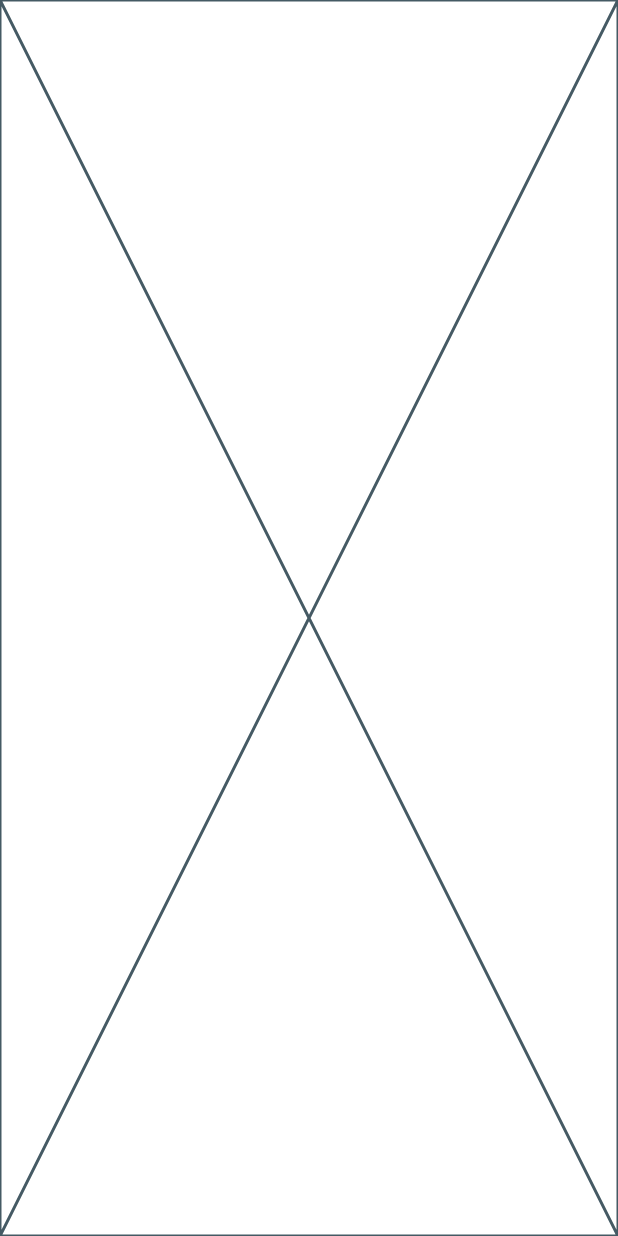
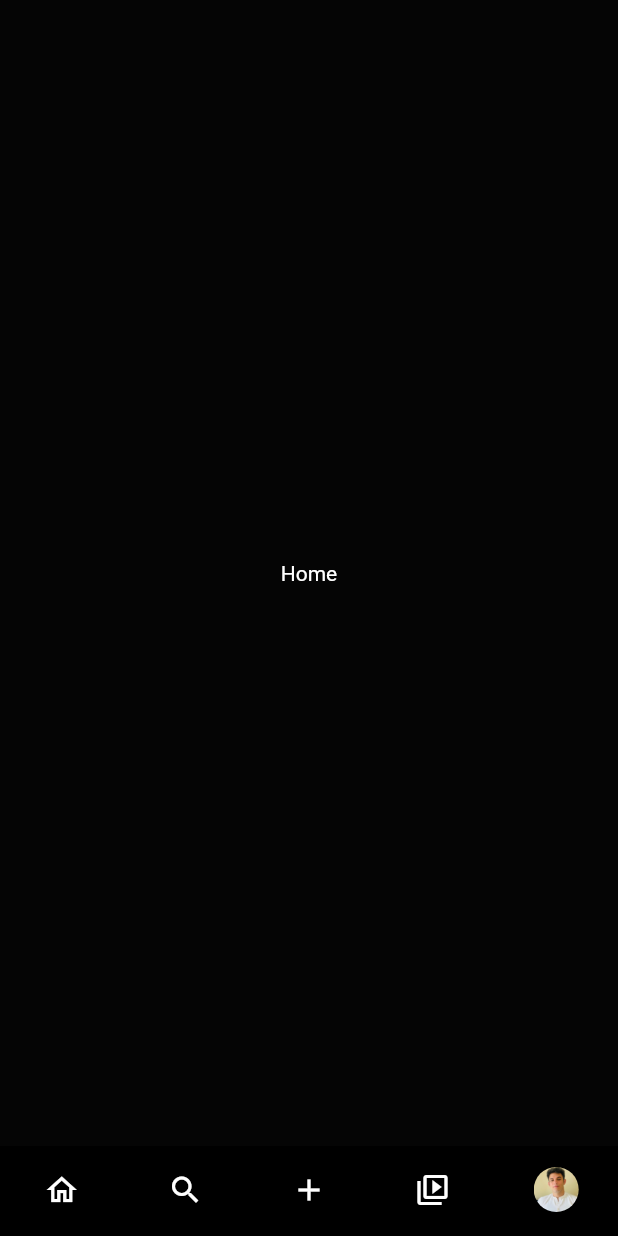
Before and after one commit to nurllhk/InstagramClone, a Flutter app: the screen it shows after launch, on a phone screen of 412 x 824 dp. Run offline on Flutter 3.47's test engine with Material 2 defaults, Android fonts, the phone set to English and light mode, and no system bars.

Commit message:
Bottom Navigation complated

```diff
--- /dev/null
+++ b/lib/class/tabbar.dart
@@ -0,0 +1,9 @@
+import 'package:instagram/view/add_file.dart';
+import 'package:instagram/view/home.dart';
+import 'package:instagram/view/profile.dart';
+import 'package:instagram/view/reels.dart';
+import 'package:instagram/view/search.dart';
+
+class TabbarPage {
+  static const List page =  [Home(), Search(), AddFile(), Reels(), Profile()];
+}
--- a/lib/main.dart
+++ b/lib/main.dart
@@ -1,4 +1,6 @@
 import 'package:flutter/material.dart';
+
+import 'navigation/bottomappbar.dart';
 
 void main() {
   runApp(const MyApp());
@@ -10,21 +12,26 @@ class MyApp extends StatelessWidget {
   @override
   Widget build(BuildContext context) {
     return MaterialApp(
+      debugShowCheckedModeBanner: false,
+      themeMode: ThemeMode.dark,
       title: 'Instagram Clone',
+      darkTheme: ThemeData(
+        brightness: Brightness.dark,
+        scaffoldBackgroundColor: Colors.black87,
+        bottomNavigationBarTheme: const BottomNavigationBarThemeData(
+          backgroundColor: Colors.black,
+          selectedItemColor: Colors.white,
+          unselectedItemColor: Colors.white,
+          showSelectedLabels: false,
+          showUnselectedLabels: false
+
+        )
+      ),
       theme: ThemeData(
         colorScheme: ColorScheme.fromSeed(seedColor: Colors.deepPurple),
         useMaterial3: true,
       ),
-      home: const MyHomePage(),
+      home: TabbarItem(),
     );
   }
 }
-
-class MyHomePage extends StatelessWidget {
-  const MyHomePage({super.key});
-
-  @override
-  Widget build(BuildContext context) {
-    return const Placeholder();
-  }
-}
--- /dev/null
+++ b/lib/navigation/bottomappbar.dart
@@ -0,0 +1,39 @@
+import 'package:flutter/material.dart';
+import 'package:instagram/class/tabbar.dart';
+
+// ignore: must_be_immutable
+class TabbarItem extends StatefulWidget {
+   const TabbarItem({super.key});
+
+  @override
+  State<TabbarItem> createState() => _TabbarItemState();
+}
+
+class _TabbarItemState extends State<TabbarItem> {
+  int selected=0;
+
+  @override
+  Widget build(BuildContext context) {
+    return Scaffold(
+      body: TabbarPage.page[selected],
+      bottomNavigationBar: BottomNavigationBar(
+        type: BottomNavigationBarType.fixed,
+          onTap: (int index){
+          setState(() {
+            selected=index;
+          });
+
+          },
+          currentIndex: selected,
+          items: const [
+        BottomNavigationBarItem(icon: Icon(Icons.home_outlined),label: ''),
+        BottomNavigationBarItem(icon: Icon(Icons.search),label: ''),
+        BottomNavigationBarItem(icon: Icon(Icons.add),label: ''),
+        BottomNavigationBarItem(icon: Icon(Icons.video_collection_outlined),label: ''),
+        BottomNavigationBarItem(icon: CircleAvatar(
+          radius: 15,
+          backgroundImage: AssetImage('images/NK.png'),),label: ''),
+      ]),
+    );
+  }
+}
--- /dev/null
+++ b/lib/view/home.dart
@@ -0,0 +1,15 @@
+import 'package:flutter/material.dart';
+
+
+class Home extends StatelessWidget {
+  const Home({super.key});
+
+  @override
+  Widget build(BuildContext context) {
+    return Scaffold(
+      body: Center(
+        child: Text("Home"),
+      ),
+    );
+  }
+}
--- a/pubspec.yaml
+++ b/pubspec.yaml
@@ -59,7 +59,8 @@ flutter:
   uses-material-design: true
 
   # To add assets to your application, add an assets section, like this:
-  # assets:
+  assets:
+    - images/
   #   - images/a_dot_burr.jpeg
   #   - images/a_dot_ham.jpeg
 
```
Also changed, not shown: lib/view/add_file.dart (added, +15 -0 lines), lib/view/profile.dart (added, +15 -0 lines), lib/view/reels.dart (added, +15 -0 lines), lib/view/search.dart (added, +15 -0 lines), images/NK.png (added), images/new-Instagram-logo-white-png-font.png (added).
